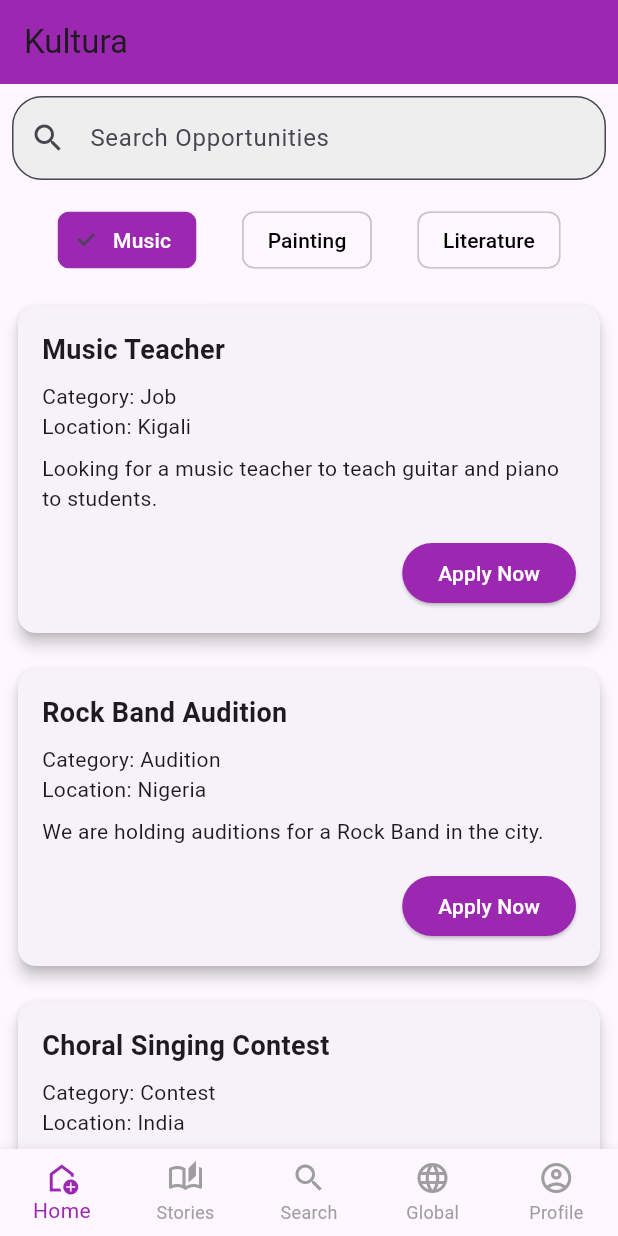
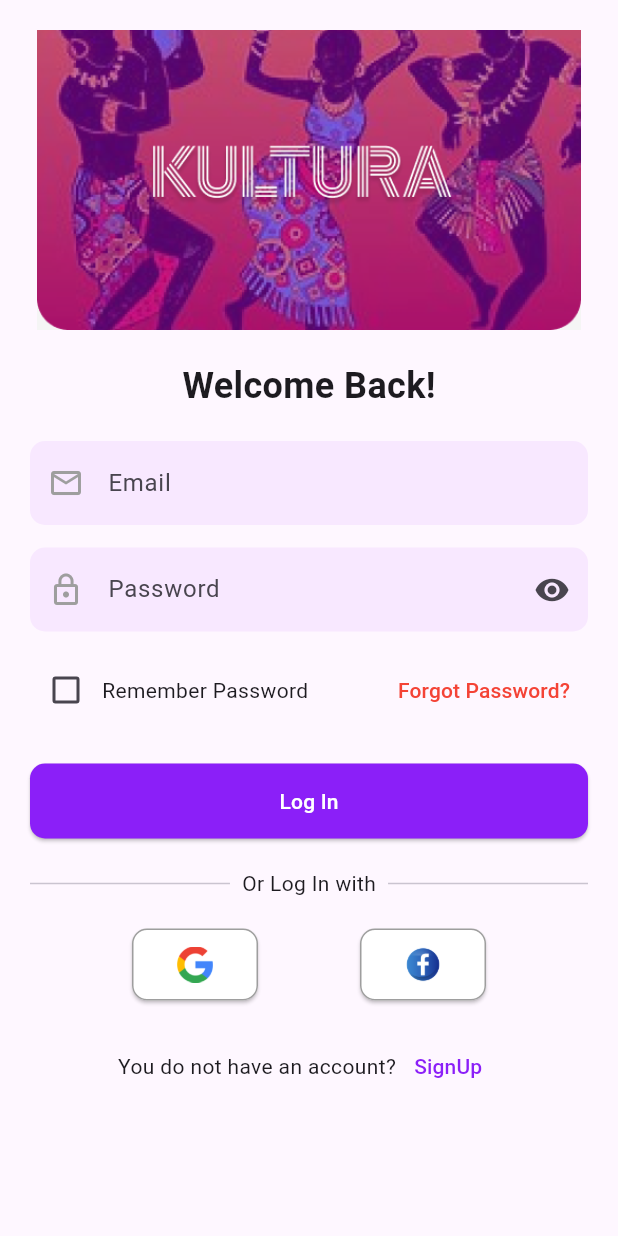
Before and after one commit to IkireziI/Kultura_Mobile_App_Group13, a Flutter app: the screen it shows after launch, on a phone screen of 412 x 824 dp. Run offline on Flutter 3.47's test engine with Material 3 defaults, Android fonts, the light colour scheme and no system bars.

Commit message:
login and signup page

```diff
--- /dev/null
+++ b/kultura/lib/config/styles_constants.dart
@@ -0,0 +1,28 @@
+import 'package:flutter/material.dart';
+
+class AppStyles{
+  static const Color primaryPurple = Color(0xFF8B1FF8);
+  static const Color lightPink = Color(0xFFF8E8FF);
+
+  static final ButtonStyle primaryButtonStyle = ElevatedButton.styleFrom(
+    backgroundColor: primaryPurple,
+    foregroundColor: Colors.white,
+    padding: const EdgeInsets.symmetric(vertical: 15),
+    shape: RoundedRectangleBorder(
+        borderRadius: BorderRadius.circular(10),
+
+    )
+  );
+  static InputDecoration textFieldDecoration(String hint, IconData icon){
+    return InputDecoration(
+      hintText: hint,
+      prefixIcon: Icon(icon, color:Colors.grey),
+      filled:true,
+      fillColor: lightPink,
+      border: OutlineInputBorder(
+        borderRadius: BorderRadius.circular(10),
+        borderSide: BorderSide.none,
+      )
+    );
+  }
+}
--- a/kultura/lib/main.dart
+++ b/kultura/lib/main.dart
@@ -1,5 +1,7 @@
 import 'package:flutter/material.dart';
-import 'pages/opportunities_board.dart'; // Import your file containing OpportunitiesBoard widget
+import 'package:kultura/pages/log_in.dart';
+import 'pages/opportunities_board.dart';
+import 'pages/sign_up.dart';
 
 void main() {
   runApp(const MyApp());
@@ -15,7 +17,15 @@
       theme: ThemeData(
         primarySwatch: Colors.purple,
       ),
-      home: const OpportunitiesBoard(), // Set OpportunitiesBoard as the home page
+      initialRoute: '/login',
+
+      routes: {
+        '/login': (context) => const LoginScreen(),
+        '/signup': (context) => const SignUpScreen(),
+
+        '/opportunities': (context) => const OpportunitiesBoard(),
+      },
+
     );
   }
 }
--- /dev/null
+++ b/kultura/lib/pages/log_in.dart
@@ -0,0 +1,224 @@
+import 'package:flutter/material.dart';
+import 'package:kultura/config/styles_constants.dart';
+
+class LoginScreen extends StatefulWidget {
+  const LoginScreen({super.key});
+
+  @override
+  State<LoginScreen> createState() => _LoginScreenState();
+}
+
+class _LoginScreenState extends State<LoginScreen> {
+  final _formKey = GlobalKey<FormState>();
+  bool _isPasswordVisible = false;
+  bool _rememberMe = false;
+
+  final TextEditingController _emailController = TextEditingController();
+  final TextEditingController _passwordController = TextEditingController();
+
+  @override
+  Widget build(BuildContext context) {
+    return Scaffold(
+      body: SingleChildScrollView(
+        child: Padding(
+          padding: const EdgeInsets.all(20.0),
+          child: Form(
+            key: _formKey,
+            child: Column(
+              children: [
+                // Logo/Image
+                Image.asset(
+                  'assets/kultura_logo.png',
+                  height: 200,
+                ),
+
+                const SizedBox(height: 20),
+
+                const Text(
+                  'Welcome Back!',
+                  style: TextStyle(
+                    fontSize: 24,
+                    fontWeight: FontWeight.bold,
+                  ),
+                ),
+
+                const SizedBox(height: 20),
+
+                // Email TextField
+                TextFormField(
+                  controller: _emailController,
+                  decoration: AppStyles.textFieldDecoration(
+                    'Email',
+                    Icons.email_outlined,
+                  ),
+                  keyboardType: TextInputType.emailAddress,
+                  validator: (value) {
+                    if (value?.isEmpty ?? true) {
+                      return 'Please enter your email';
+                    }
+                    if (!value!.contains('@')) {
+                      return 'Please enter a valid email';
+                    }
+                    return null;
+                  },
+                ),
+
+                const SizedBox(height: 15),
+
+                // Password TextField
+                TextFormField(
+                  controller: _passwordController,
+                  decoration: AppStyles.textFieldDecoration(
+                    'Password',
+                    Icons.lock_outline,
+                  ).copyWith(
+                    suffixIcon: IconButton(
+                      icon: Icon(
+                        _isPasswordVisible
+                            ? Icons.visibility_off
+                            : Icons.visibility,
+                      ),
+                      onPressed: () {
+                        setState(() {
+                          _isPasswordVisible = !_isPasswordVisible;
+                        });
+                      },
+                    ),
+                  ),
+                  obscureText: !_isPasswordVisible,
+                  validator: (value) {
+                    if (value?.isEmpty ?? true) {
+                      return 'Please enter your password';
+                    }
+                    return null;
+                  },
+                ),
+
+                const SizedBox(height: 15),
+
+                // Remember Me and Forgot Password
+                Row(
+                  mainAxisAlignment: MainAxisAlignment.spaceBetween,
+                  children: [
+                    Row(
+                      children: [
+                        Checkbox(
+                          value: _rememberMe,
+                          onChanged: (value) {
+                            setState(() {
+                              _rememberMe = value ?? false;
+                            });
+                          },
+                        ),
+                        const Text('Remember Password'),
+                      ],
+                    ),
+                    TextButton(
+                      onPressed: () {
+                        // Handle forgot password
+                      },
+                      child: const Text(
+                        'Forgot Password?',
+                        style: TextStyle(
+                          color: Colors.red,
+                        ),
+                      ),
+                    ),
+                  ],
+                ),
+
+                const SizedBox(height: 25),
+
+                // Login Button
+                SizedBox(
+                  width: double.infinity,
+                  child: ElevatedButton(
+                    style: AppStyles.primaryButtonStyle,
+                    onPressed: () {
+                      if (_formKey.currentState?.validate() ?? false) {
+                        // Handle login logic
+                      }
+                    },
+                    child: const Text('Log In'),
+                  ),
+                ),
+
+                const SizedBox(height: 20),
+
+                // Or Log In with section
+                const Row(
+                  children: [
+                    Expanded(child: Divider()),
+                    Padding(
+                      padding: EdgeInsets.symmetric(horizontal: 8.0),
+                      child: Text('Or Log In with'),
+                    ),
+                    Expanded(child: Divider()),
+                  ],
+                ),
+
+                const SizedBox(height: 20),
+
+                // Social login buttons
+                Row(
+                  mainAxisAlignment: MainAxisAlignment.spaceEvenly,
+                  children: [
+                    _socialLoginButton(
+                      'assets/google_icon.png',
+                          () {
+                        // Handle Google login
+                      },
+                    ),
+                    _socialLoginButton(
+                      'assets/facebook_icon.png',
+                          () {
+                        // Handle Facebook login
+                      },
+                    ),
+                  ],
+                ),
+
+                const SizedBox(height: 20),
+
+                // Sign Up link
+                Row(
+                  mainAxisAlignment: MainAxisAlignment.center,
+                  children: [
+                    const Text('You do not have an account?'),
+                    TextButton(
+                      onPressed: () {
+                        Navigator.pushReplacementNamed(context, '/signup');
+                      },
+                      child: const Text(
+                        'SignUp',
+                        style: TextStyle(color: AppStyles.primaryPurple),
+                      ),
+                    ),
+                  ],
+                ),
+              ],
+            ),
+          ),
+        ),
+      ),
+    );
+  }
+
+  Widget _socialLoginButton(String iconPath, VoidCallback onPressed) {
+    return ElevatedButton(
+      style: ElevatedButton.styleFrom(
+        backgroundColor: Colors.white,
+        shape: RoundedRectangleBorder(
+          borderRadius: BorderRadius.circular(10),
+          side: const BorderSide(color: Colors.grey),
+        ),
+        padding: const EdgeInsets.symmetric(
+          horizontal: 30,
+          vertical: 12,
+        ),
+      ),
+      onPressed: onPressed,
+      child: Image.asset(iconPath, height: 24),
+    );
+  }
+}
--- a/kultura/lib/pages/opportunities_board.dart
+++ b/kultura/lib/pages/opportunities_board.dart
@@ -7,7 +7,10 @@ class OpportunitiesBoard extends StatelessWidget {
   Widget build(BuildContext context) {
     return Scaffold(
       appBar: AppBar(
-        title: const Text("Kultura"),
+        title: Image.asset('assets/kultura.png',
+        height: 40,
+            fit: BoxFit.contain,
+        ),
         backgroundColor: Colors.purple,
       ),
       //Main body content for the page
@@ -222,7 +225,7 @@ class _BottomNavigationState extends State<BottomNavigation> {
         BottomNavigationBarItem(icon: Icon(Icons.add_home_outlined), label: 'Home'),
         BottomNavigationBarItem(icon: Icon(Icons.auto_stories_outlined), label: 'Stories'),
         BottomNavigationBarItem(icon: Icon(Icons.search_outlined), label: 'Search'),
-        BottomNavigationBarItem(icon: Icon(Icons.language_outlined), label: 'Global'),
+        BottomNavigationBarItem(icon: Icon(Icons.language_outlined), label: 'Marketplace'),
         BottomNavigationBarItem(icon: Icon(Icons.account_circle_outlined), label: 'Profile'),
       ],
     );
```
Also changed, not shown: kultura/lib/pages/sign_up.dart (added, +242 -0 lines), kultura/pubspec.yaml (+6 -1 lines), kultura/assets/facebook_icon.png (added), kultura/assets/google_icon.png (added), kultura/assets/kultura.png (added), kultura/assets/kultura_logo.png (added).
